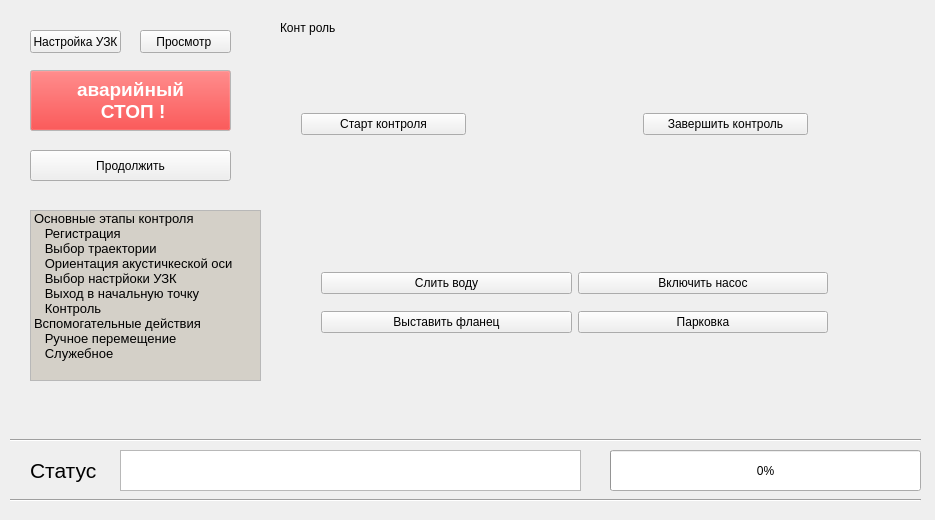
Above: widget.ui from leninec/gui-for-kaeasaki-robot before the change. Below: the same form after it.
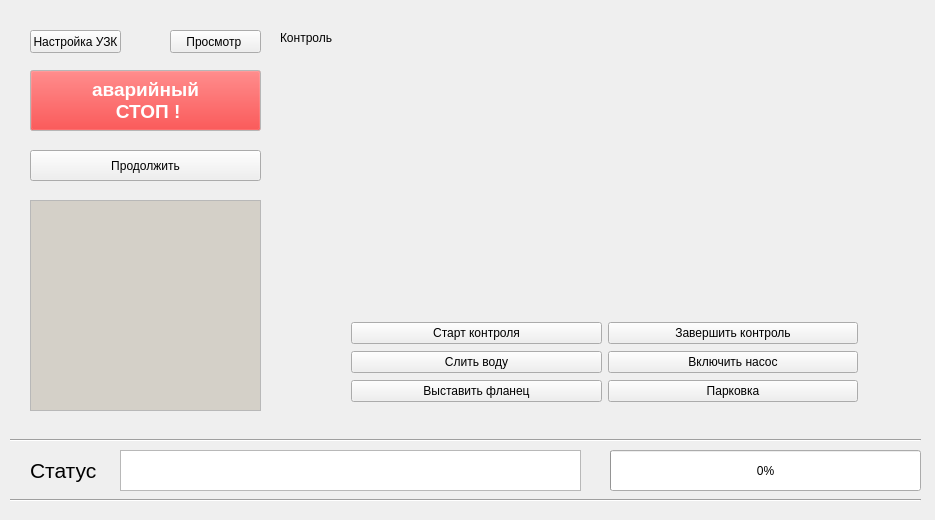
That is the form after the change. The open tabs and pages were chosen to show the change.

The edit to the form file:
```diff
--- a/widget.ui
+++ b/widget.ui
@@ -88,7 +88,7 @@
     <rect>
      <x>30</x>
      <y>70</y>
-     <width>201</width>
+     <width>231</width>
      <height>61</height>
     </rect>
    </property>
@@ -551,7 +551,7 @@
     <rect>
      <x>30</x>
      <y>150</y>
-     <width>201</width>
+     <width>231</width>
      <height>31</height>
     </rect>
    </property>
@@ -575,7 +575,7 @@
   <widget class="QPushButton" name="pushButtonMaxim">
    <property name="geometry">
     <rect>
-     <x>140</x>
+     <x>170</x>
      <y>30</y>
      <width>91</width>
      <height>23</height>
@@ -588,8 +588,8 @@
   <widget class="QStackedWidget" name="stackedWidget">
    <property name="geometry">
     <rect>
-     <x>270</x>
-     <y>20</y>
+     <x>280</x>
+     <y>30</y>
      <width>651</width>
      <height>391</height>
     </rect>
@@ -1473,54 +1473,68 @@
     <widget class="QLabel" name="label_24">
      <property name="geometry">
       <rect>
-       <x>10</x>
+       <x>0</x>
        <y>0</y>
        <width>161</width>
        <height>16</height>
       </rect>
      </property>
      <property name="text">
-      <string>Конт роль</string>
+      <string>Контроль</string>
      </property>
     </widget>
     <widget class="QWidget" name="layoutWidget">
      <property name="geometry">
       <rect>
-       <x>40</x>
-       <y>230</y>
+       <x>60</x>
+       <y>280</y>
        <width>529</width>
        <height>106</height>
       </rect>
      </property>
      <layout class="QGridLayout" name="gridLayout_5">
-      <item row="0" column="0">
+      <item row="1" column="0">
        <widget class="QPushButton" name="pushButtonSliv">
         <property name="text">
          <string>Слить воду</string>
         </property>
        </widget>
       </item>
-      <item row="0" column="1">
+      <item row="1" column="1">
        <widget class="QPushButton" name="pushButtonPump">
         <property name="text">
          <string>Включить насос</string>
         </property>
        </widget>
       </item>
-      <item row="1" column="0">
+      <item row="2" column="0">
        <widget class="QPushButton" name="pushButtonOrientation">
         <property name="text">
          <string>Выставить фланец</string>
         </property>
        </widget>
       </item>
-      <item row="1" column="1">
+      <item row="2" column="1">
        <widget class="QPushButton" name="pushButtonHomePos">
         <property name="text">
          <string>Парковка</string>
         </property>
        </widget>
       </item>
+      <item row="0" column="0">
+       <widget class="QPushButton" name="pushButtonStartControl">
+        <property name="text">
+         <string>Старт контроля</string>
+        </property>
+       </widget>
+      </item>
+      <item row="0" column="1">
+       <widget class="QPushButton" name="pushButtonStop">
+        <property name="text">
+         <string>Завершить контроль</string>
+        </property>
+       </widget>
+      </item>
      </layout>
     </widget>
     <widget class="QLabel" name="label_7">
@@ -1536,39 +1550,6 @@
       <string/>
      </property>
     </widget>
-    <widget class="QWidget" name="layoutWidget">
-     <property name="geometry">
-      <rect>
-       <x>20</x>
-       <y>20</y>
-       <width>529</width>
-       <height>106</height>
-      </rect>
-     </property>
-     <layout class="QGridLayout" name="gridLayout_4">
-      <item row="2" column="2">
-       <widget class="QPushButton" name="pushButtonStop">
-        <property name="text">
-         <string>Завершить контроль</string>
-        </property>
-       </widget>
-      </item>
-      <item row="2" column="0">
-       <widget class="QPushButton" name="pushButtonStartControl">
-        <property name="text">
-         <string>Старт контроля</string>
-        </property>
-       </widget>
-      </item>
-      <item row="0" column="1">
-       <widget class="QLabel" name="label_15">
-        <property name="text">
-         <string/>
-        </property>
-       </widget>
-      </item>
-     </layout>
-    </widget>
    </widget>
    <widget class="QWidget" name="page_7">
     <widget class="QLabel" name="labelAxis">
@@ -2216,9 +2197,9 @@
    <property name="geometry">
     <rect>
      <x>30</x>
-     <y>210</y>
+     <y>200</y>
      <width>231</width>
-     <height>171</height>
+     <height>211</height>
     </rect>
    </property>
    <property name="palette">
@@ -2227,9 +2208,9 @@
       <colorrole role="Light">
        <brush brushstyle="SolidPattern">
         <color alpha="255">
-         <red>212</red>
-         <green>208</green>
-         <blue>200</blue>
+         <red>0</red>
+         <green>0</green>
+         <blue>0</blue>
         </color>
        </brush>
       </colorrole>
@@ -2288,158 +2269,6 @@
    <property name="layoutMode">
     <enum>QListView::SinglePass</enum>
    </property>
-   <item>
-    <property name="text">
-     <string>Основные этапы контроля</string>
-    </property>
-    <property name="font">
-     <font>
-      <family>MS Shell Dlg 2</family>
-      <pointsize>10</pointsize>
-     </font>
-    </property>
-    <property name="flags">
-     <set>ItemIsDragEnabled|ItemIsUserCheckable|ItemIsEnabled</set>
-    </property>
-   </item>
-   <item>
-    <property name="text">
-     <string>   Регистрация</string>
-    </property>
-    <property name="font">
-     <font>
-      <pointsize>10</pointsize>
-     </font>
-    </property>
-    <property name="textAlignment">
-     <set>AlignLeading|AlignVCenter</set>
-    </property>
-    <property name="checkState">
-     <enum>Unchecked</enum>
-    </property>
-    <property name="flags">
-     <set>ItemIsSelectable|ItemIsDragEnabled|ItemIsEnabled</set>
-    </property>
-   </item>
-   <item>
-    <property name="text">
-     <string>   Выбор траектории</string>
-    </property>
-    <property name="font">
-     <font>
-      <pointsize>10</pointsize>
-     </font>
-    </property>
-    <property name="textAlignment">
-     <set>AlignLeading|AlignVCenter</set>
-    </property>
-    <property name="checkState">
-     <enum>Unchecked</enum>
-    </property>
-    <property name="flags">
-     <set>ItemIsSelectable|ItemIsDragEnabled|ItemIsEnabled</set>
-    </property>
-   </item>
-   <item>
-    <property name="text">
-     <string>   Ориентация акустичкеской оси</string>
-    </property>
-    <property name="font">
-     <font>
-      <pointsize>10</pointsize>
-     </font>
-    </property>
-    <property name="checkState">
-     <enum>Unchecked</enum>
-    </property>
-    <property name="flags">
-     <set>ItemIsSelectable|ItemIsDragEnabled|ItemIsEnabled</set>
-    </property>
-   </item>
-   <item>
-    <property name="text">
-     <string>   Выбор настрйоки УЗК</string>
-    </property>
-    <property name="font">
-     <font>
-      <pointsize>10</pointsize>
-     </font>
-    </property>
-    <property name="checkState">
-     <enum>Unchecked</enum>
-    </property>
-    <property name="flags">
-     <set>ItemIsSelectable|ItemIsDragEnabled|ItemIsEnabled</set>
-    </property>
-   </item>
-   <item>
-    <property name="text">
-     <string>   Выход в начальную точку</string>
-    </property>
-    <property name="font">
-     <font>
-      <pointsize>10</pointsize>
-     </font>
-    </property>
-    <property name="checkState">
-     <enum>Unchecked</enum>
-    </property>
-    <property name="flags">
-     <set>ItemIsSelectable|ItemIsDragEnabled|ItemIsEnabled</set>
-    </property>
-   </item>
-   <item>
-    <property name="text">
-     <string>   Контроль</string>
-    </property>
-    <property name="font">
-     <font>
-      <pointsize>10</pointsize>
-     </font>
-    </property>
-    <property name="checkState">
-     <enum>Unchecked</enum>
-    </property>
-    <property name="flags">
-     <set>ItemIsSelectable|ItemIsDragEnabled|ItemIsEnabled</set>
-    </property>
-   </item>
-   <item>
-    <property name="text">
-     <string>Вспомогательные действия</string>
-    </property>
-    <property name="font">
-     <font>
-      <family>MS Shell Dlg 2</family>
-      <pointsize>10</pointsize>
-     </font>
-    </property>
-    <property name="flags">
-     <set>ItemIsDragEnabled|ItemIsUserCheckable|ItemIsEnabled</set>
-    </property>
-   </item>
-   <item>
-    <property name="text">
-     <string>   Ручное перемещение</string>
-    </property>
-    <property name="font">
-     <font>
-      <family>MS Shell Dlg 2</family>
-      <pointsize>10</pointsize>
-     </font>
-    </property>
-   </item>
-   <item>
-    <property name="text">
-     <string>   Служебное</string>
-    </property>
-    <property name="font">
-     <font>
-      <family>MS Shell Dlg 2</family>
-      <pointsize>10</pointsize>
-     </font>
-    </property>
-   </item>
   </widget>
   <zorder>pushButtonStopEmergency</zorder>
   <zorder>pushButtonContinue</zorder>
```
Left out of the diff: 166 changed lines with no effect on the pictures.
